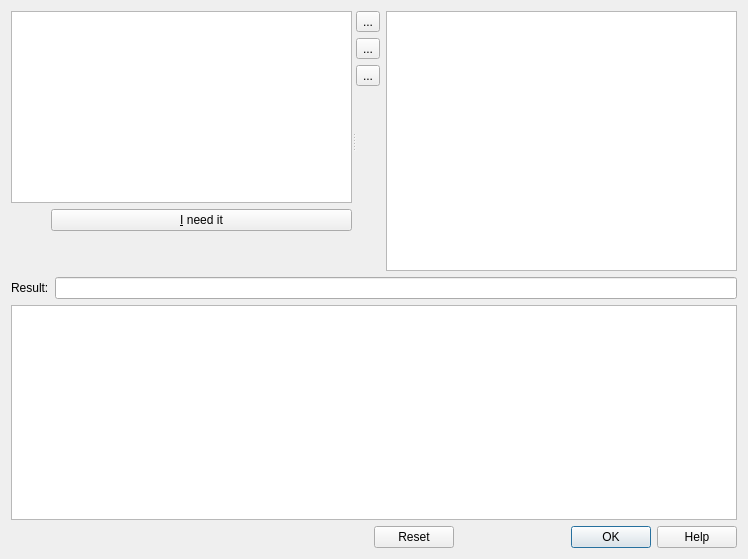
Before: the Qt Designer form dialogrelation.ui in gthom/gapQBE, drawn with Qt 5.
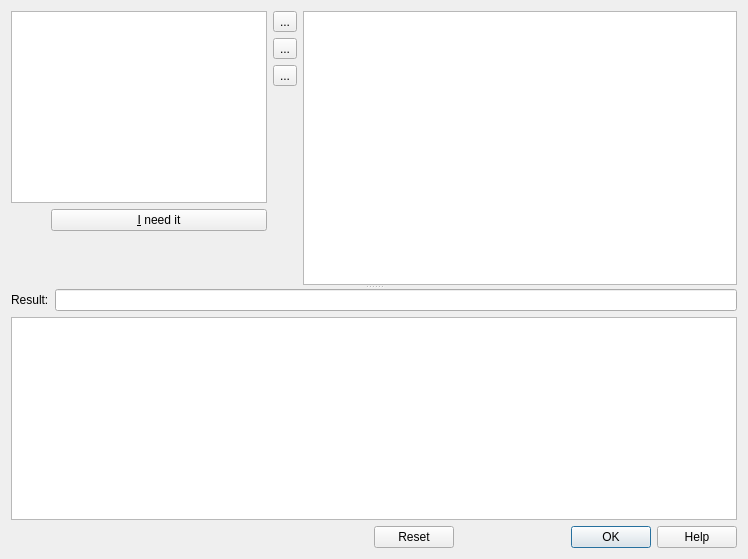
After: the same form once the commit is applied. Icons and pictures are not drawn. Custom widgets are drawn as their Qt base class.

The edit to the form file:
```diff
--- a/dialogrelation.ui
+++ b/dialogrelation.ui
@@ -17,10 +17,15 @@
    <item>
     <widget class="QSplitter" name="splitter">
      <property name="orientation">
-      <enum>Qt::Horizontal</enum>
+      <enum>Qt::Vertical</enum>
      </property>
-     <widget class="QWidget" name="layoutWidget">
+     <widget class="QWidget" name="">
+      <layout class="QHBoxLayout" name="horizontalLayout_5">
+       <item>
       <layout class="QVBoxLayout" name="verticalLayout">
+         <property name="sizeConstraint">
+          <enum>QLayout::SetFixedSize</enum>
+         </property>
        <item>
         <widget class="QListWidget" name="listWidgetTables">
          <property name="sizePolicy">
@@ -90,8 +95,8 @@
         </spacer>
        </item>
       </layout>
-     </widget>
-     <widget class="QWidget" name="layoutWidget">
+       </item>
+       <item>
       <layout class="QHBoxLayout" name="horizontalLayout_4">
        <item>
         <layout class="QVBoxLayout" name="verticalLayout_2">
@@ -162,10 +167,10 @@
         </widget>
        </item>
       </layout>
-     </widget>
-    </widget>
-   </item>
-   <item>
+       </item>
+      </layout>
+     </widget>
+     <widget class="QWidget" name="">
     <layout class="QVBoxLayout" name="verticalLayout_3">
      <item>
       <layout class="QHBoxLayout" name="horizontalLayout">
@@ -185,6 +190,8 @@
       <widget class="QTableWidget" name="tableWidgetPreview"/>
      </item>
     </layout>
+     </widget>
+    </widget>
    </item>
    <item>
     <layout class="QHBoxLayout" name="horizontalLayout_2">
```
Left out of the diff: 8 changed lines with no effect on the pictures. Lines whose indentation alone changed are shown as unchanged.
